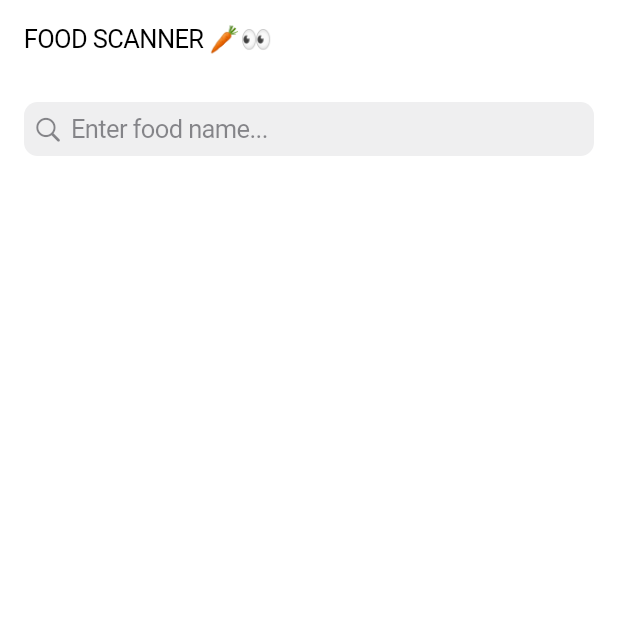
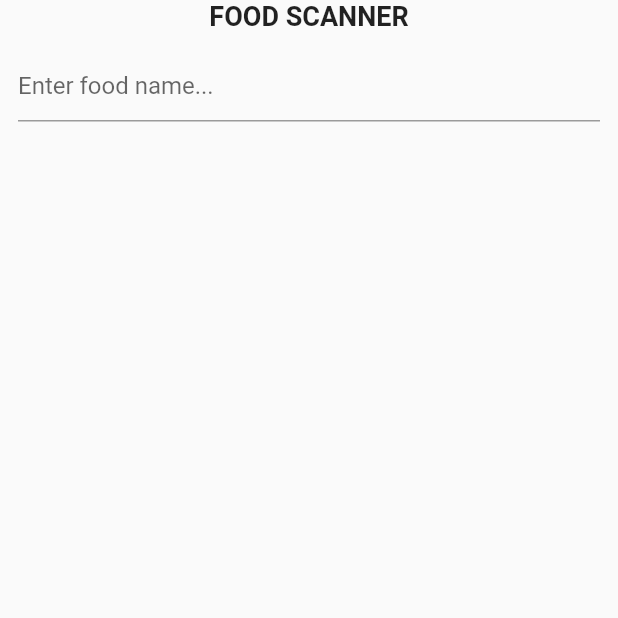
Before and after one commit to ThomHuynh/foodScanner, a Flutter app: the screen it shows after launch, on a phone screen of 412 x 824 dp, the top half of it. Run offline on Flutter 3.47's test engine with Material 2 defaults, Android fonts, the phone set to English and light mode, and no system bars.

Commit message:
style search results

```diff
--- a/lib/main.dart
+++ b/lib/main.dart
@@ -1,4 +1,4 @@
-import 'package:flutter/cupertino.dart';
+import 'package:flutter/material.dart';
 import 'package:food_scanner/model.searchResult.dart';
 import 'package:food_scanner/searchResults.dart';
 import 'package:food_scanner/util.dart';
@@ -8,23 +8,24 @@ void main() => runApp(MyApp());
 class MyApp extends StatelessWidget {
   @override
   Widget build(BuildContext context) {
-    return CupertinoApp(
+    return MaterialApp(
       title: 'Food Scanner',
-        home: Builder(builder: (BuildContext context) {
-          return DefaultTextStyle(
-            style: CupertinoTheme.of(context).textTheme.textStyle,
-            child: CupertinoPageScaffold(
-              child: ListView(children: [
+      home: Scaffold(
+        body: ListView(children: [
           Container(
-                    padding: EdgeInsets.all(16.0),
-                    child: Text(
-                      'FOOD SCANNER 🥕👀',
-                    )),
-                Container(padding: EdgeInsets.all(16.0), child: FoodSearch()),
+              child: Text('FOOD SCANNER',
+                  textAlign: TextAlign.center,
+                  style: TextStyle(
+                    fontSize: 18,
+                    fontWeight: FontWeight.bold,
+                  ))),
+          Container(
+            padding: EdgeInsets.all(12),
+            child: FoodSearch(),
+          ),
         ]),
       ),
     );
-        }));
   }
 }
 
@@ -46,16 +47,23 @@ class _FoodSearchState extends State<FoodSearch> {
 
   @override
   Widget build(BuildContext context) {
-    return Column(mainAxisAlignment: MainAxisAlignment.center, children: [
-      CupertinoSearchTextField(
+    return Column(
+      children: [
+        TextField(
             controller: foodSearchController,
-          placeholder: 'Enter food name...',
+            decoration: InputDecoration(
+              hintText: 'Enter food name...',
+            ),
             onSubmitted: (String value) async {
               setState(() {
                 _futureSearchResult = getData(value);
               });
             }),
-      SearchResults(_futureSearchResult),
-    ]);
+        Container(
+          child: SearchResults(_futureSearchResult),
+          padding: EdgeInsets.only(top: 24),
+        )
+      ],
+    );
   }
 }
--- a/lib/model.food.dart
+++ b/lib/model.food.dart
@@ -1,4 +1,4 @@
-import 'package:flutter/cupertino.dart';
+import 'package:flutter/material.dart';
 
 class Food {
   final int id;
@@ -15,7 +15,9 @@ class Food {
     List<FoodNutrient> foodNutrientList = [];
     for (var i in list) {
       FoodNutrient foodNutrient = FoodNutrient.fromJson(i);
-      foodNutrientList.add(foodNutrient);
+      if (foodNutrient.value > 0) {
+        foodNutrientList.add(foodNutrient);
+      }
     }
     return Food(
       id: json['fdcId'],
--- a/lib/searchResults.dart
+++ b/lib/searchResults.dart
@@ -1,4 +1,5 @@
 import 'package:flutter/cupertino.dart';
+import 'package:flutter/material.dart';
 import 'package:food_scanner/model.searchResult.dart';
 import 'package:food_scanner/foodDetails.dart';
 
@@ -13,7 +14,7 @@ class SearchResults extends StatelessWidget {
         future: _futureSearchResult,
         builder: (BuildContext context, AsyncSnapshot<SearchResult> snapshot) {
           if (snapshot.connectionState == ConnectionState.waiting) {
-            return Center(child: CupertinoActivityIndicator());
+            return Center(child: CircularProgressIndicator());
           } else if (snapshot.hasData) {
             // TODO extend to show multiple results
             return FoodDetails(snapshot.data.foods[0]);
--- a/lib/util.dart
+++ b/lib/util.dart
@@ -7,7 +7,7 @@ Future<SearchResult> getData(String value) async {
   var url = Uri.https('api.nal.usda.gov', '/fdc/v1/foods/search', {
     'api_key': 'xdB5Kz8rvwFnQz6U6TWo1abZbnds3cZA8VIlHpOs',
     'limit': '2',
-    'dataType': ['Foundation', 'SR Legacy', 'Survey (FNDSS)'],
+    'dataType': ['Foundation', 'SR Legacy'],
     'query': '$value',
     'pageSize': '1'
   });
```
Also changed, not shown: lib/foodDetails.dart (+25 -27 lines), 1 other file. Lines whose indentation alone changed are shown as unchanged.
